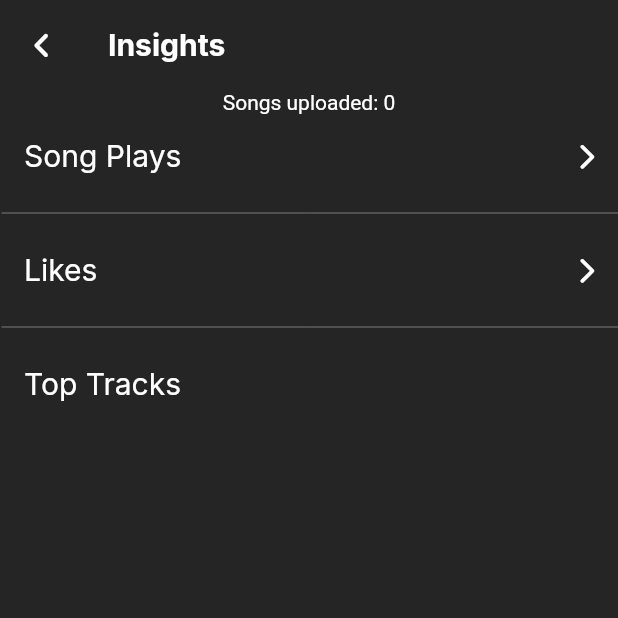
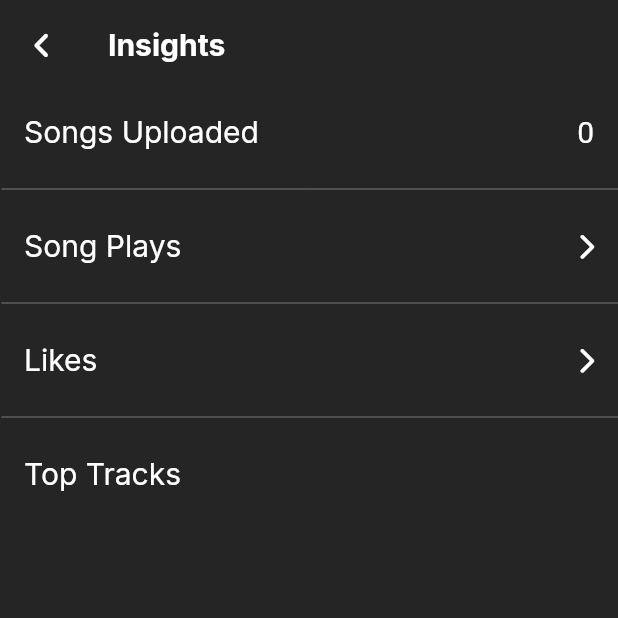
Before and after one commit to franzrocha/MuSikat-App, a Flutter app: the InsightsScreen screen opened directly, on a phone screen of 412 x 824 dp, the top half of it. Run offline on Flutter 3.47's test engine with Material 2 defaults, Android fonts, the phone set to English and light mode, and no system bars; our stand-ins replace cached_network_image, cloud_firestore, file_picker, firebase_auth, firebase_core, firebase_storage and 9 more; missing offline and left inert: cloud_firestore_web, firebase_auth_web, firebase_core_web, firebase_database_web, firebase_storage_web, image_picker_for_web and 1 more; accounts and stored records are empty.

Commit message:
added functionalities on insights screeen and can now track song plays

```diff
--- a/lib/controllers/liked_songs_controller.dart
+++ b/lib/controllers/liked_songs_controller.dart
@@ -84,7 +84,8 @@ class LikedSongsController with ChangeNotifier {
     try {
       String uid = FirebaseAuth.instance.currentUser!.uid;
       final collectionRef = FirebaseFirestore.instance.collection('likedSongs');
-    final querySnapshot = await collectionRef.where('uid', isEqualTo: uid).get();
+      final querySnapshot =
+          await collectionRef.where('uid', isEqualTo: uid).get();
 
       for (final doc in querySnapshot.docs) {
         final songIdList = List<String>.from(doc['songId'] as List<dynamic>);
@@ -99,5 +100,4 @@ class LikedSongsController with ChangeNotifier {
       return likedSongs;
     }
   }
-
 }
--- a/lib/main.dart
+++ b/lib/main.dart
@@ -4,6 +4,7 @@ import 'package:just_audio_background/just_audio_background.dart';
 import 'package:musikat_app/service_locators.dart';
 import 'firebase_options.dart';
 import 'app.dart';
+import 'music_player/music_player_screen.dart';
 
 Future<void> main() async {
   WidgetsFlutterBinding.ensureInitialized();
--- a/lib/models/song_model.dart
+++ b/lib/models/song_model.dart
@@ -4,6 +4,7 @@ class SongModel {
   final String songId, title, artist, fileName, audio, albumCover, genre, uid;
   final DateTime createdAt;
   final List<String> writers, producers, languages, description;
+  final int playCount; // Added field
 
   SongModel({
     required this.songId,
@@ -19,7 +20,12 @@ class SongModel {
     required this.uid,
     required this.languages,
     required this.description,
+    required this.playCount, // Added field
   });
+
+  set rank(int rank) {}
+
+  set isLiked(bool isLiked) {}
 
   static SongModel fromDocumentSnap(DocumentSnapshot snap) {
     Map<String, dynamic> json = snap.data() as Map<String, dynamic>;
@@ -39,6 +45,7 @@ class SongModel {
       languages: (json['languages'] as List<dynamic>?)?.cast<String>() ?? [],
       description:
           (json['description'] as List<dynamic>?)?.cast<String>() ?? [],
+      playCount: json['playCount'] ?? 0,
     );
   }
 
@@ -56,8 +63,8 @@ class SongModel {
         'uid': uid,
         'languages': languages,
         'description': description,
+        'playCount': playCount,
       };
-
 
   static Future<List<SongModel>> getSongs() async {
     List<SongModel> songs = [];
--- a/lib/screens/home/artist_hub/insights_screen.dart
+++ b/lib/screens/home/artist_hub/insights_screen.dart
@@ -1,6 +1,11 @@
+import 'package:cached_network_image/cached_network_image.dart';
+import 'package:firebase_auth/firebase_auth.dart';
 import 'package:musikat_app/controllers/songs_controller.dart';
 import 'package:musikat_app/models/user_model.dart';
+import 'package:musikat_app/screens/home/artist_hub/song_plays_screen.dart';
 import 'package:musikat_app/utils/exports.dart';
+
+import '../../../models/song_model.dart';
 
 class InsightsScreen extends StatefulWidget {
   static const String route = 'artists-screen';
@@ -41,11 +46,30 @@ class _InsightsScreenState extends State<InsightsScreen> {
                 } else if (snapshot.hasError) {
                   return Text('Error: ${snapshot.error}');
                 } else {
-                  return Text('Songs uploaded: ${snapshot.data}',
-                      style: const TextStyle(color: Colors.white));
+                  // return Text('Songs uploaded: ${snapshot.data}',
+                  //     style: const TextStyle(color: Colors.white));
+                  return ListTile(
+                    trailing: Text(
+                      '${snapshot.data}',
+                      style: const TextStyle(
+                        fontSize:
+                            20, // change the font size as per your requirement
+                        color: Colors
+                            .white, // change the color as per your requirement
+                      ),
+                    ),
+                    title: Text(
+                      'Songs Uploaded',
+                      style: GoogleFonts.inter(
+                        color: Colors.white,
+                        fontSize: 20,
+                      ),
+                    ),
+                  );
                 }
               },
             ),
+            const Divider(height: 20, indent: 1.0, color: listileColor),
             ListTile(
               trailing: const FaIcon(FontAwesomeIcons.chevronRight,
                   color: Colors.white, size: 18),
@@ -56,6 +80,12 @@ class _InsightsScreenState extends State<InsightsScreen> {
                   fontSize: 20,
                 ),
               ),
+              onTap: () {
+                Navigator.of(context).push(
+                  MaterialPageRoute(
+                      builder: (context) => const SongPlaysScreen()),
+                );
+              },
             ),
             const Divider(height: 20, indent: 1.0, color: listileColor),
             ListTile(
@@ -78,8 +108,57 @@ class _InsightsScreenState extends State<InsightsScreen> {
                     fontSize: 20,
                     fontStyle: FontStyle.normal),
               ),
+              // onTap: () {
+              //   Navigator.of(context).push(
+              //     MaterialPageRoute(builder: (context) => SongRankingPage()),
+              //   );
+              // },
             ),
-            const SizedBox(height: 150),
+            const SizedBox(height: 10),
+            Expanded(
+              child: FutureBuilder(
+                future: _songCon.getRankedSongs(),
+                builder: (BuildContext context,
+                    AsyncSnapshot<List<SongModel>> snapshot) {
+                  if (snapshot.hasData) {
+                    final List<SongModel> songs = snapshot.data!;
+                    return ListView.separated(
+                      itemCount: songs.length > 5 ? 5 : songs.length,
+                      separatorBuilder: (BuildContext context, int index) =>
+                          const SizedBox(height: 10),
+                      itemBuilder: (BuildContext context, int index) {
+                        final SongModel song = songs[index];
+                        return ListTile(
+                          leading: Container(
+                            width: 50,
+                            height: 50,
+                            decoration: BoxDecoration(
+                              image: DecorationImage(
+                                image:
+                                    CachedNetworkImageProvider(song.albumCover),
+                                fit: BoxFit.cover,
+                              ),
+                            ),
+                          ),
+                          title: Text(
+                            song.title,
+                            style: const TextStyle(color: Colors.white),
+                          ),
+                        );
+                      },
+                    );
+                  } else if (snapshot.hasError) {
+                    return Center(
+                      child: Text('Error: ${snapshot.error}'),
+                    );
+                  } else {
+                    return const Center(
+                      child: LoadingIndicator(),
+                    );
+                  }
+                },
+              ),
+            ),
           ]),
         ),
       ),
--- a/lib/screens/home/artist_hub/library_screen.dart
+++ b/lib/screens/home/artist_hub/library_screen.dart
@@ -20,8 +20,7 @@ class _LibraryScreenState extends State<LibraryScreen> {
   Widget build(BuildContext context) {
     return Scaffold(
       backgroundColor: musikatBackgroundColor,
-      body: CustomScrollView(
-        slivers: [
+      body: CustomScrollView(slivers: [
         CustomSliverBar(
           image: libraryPic,
           title: 'Library',
--- a/lib/screens/home/other_artist_screen.dart
+++ b/lib/screens/home/other_artist_screen.dart
@@ -62,8 +62,7 @@ class _ArtistsProfileScreenState extends State<ArtistsProfileScreen> {
                 return const Center(child: LoadingIndicator());
               } else {
                 return SingleChildScrollView(
-                  child: Column(
-                    children: [
+                  child: Column(children: [
                     SizedBox(
                       height: 200,
                       child: Stack(
--- a/lib/widgets/nav_bar.dart
+++ b/lib/widgets/nav_bar.dart
@@ -6,7 +6,6 @@ import 'package:musikat_app/screens/home/categories/categories_screen.dart';
 import 'package:musikat_app/screens/home/home_screen.dart';
 import 'package:musikat_app/screens/home/profile/profile_screen.dart';
 import 'package:musikat_app/utils/exports.dart';
-
 
 class NavBar extends StatefulWidget {
   static const String route = 'navbar';
--- a/pubspec.yaml
+++ b/pubspec.yaml
@@ -53,6 +53,10 @@ dependencies:
   shared_preferences: ^2.1.0
   cached_network_image: ^3.2.3
   audio_service: ^0.18.9
+  shimmer: ^2.0.0
+  badges: ^3.1.1
+  flutter_riverpod: ^2.3.6
+  miniplayer: ^1.0.1
 
 dev_dependencies:
   flutter_test:
```
Also changed, not shown: lib/controllers/songs_controller.dart (+14 -0 lines), lib/models/listen_history_model.dart (added, +51 -0 lines), lib/music_player/music_handler.dart (+41 -3 lines), lib/music_player/music_player.dart (+28 -14 lines), lib/music_player/music_player_screen.dart (added, +88 -0 lines), lib/screens/home/artist_hub/song_plays_screen.dart (added, +130 -0 lines), 2 other files. Lines whose indentation alone changed are shown as unchanged.
